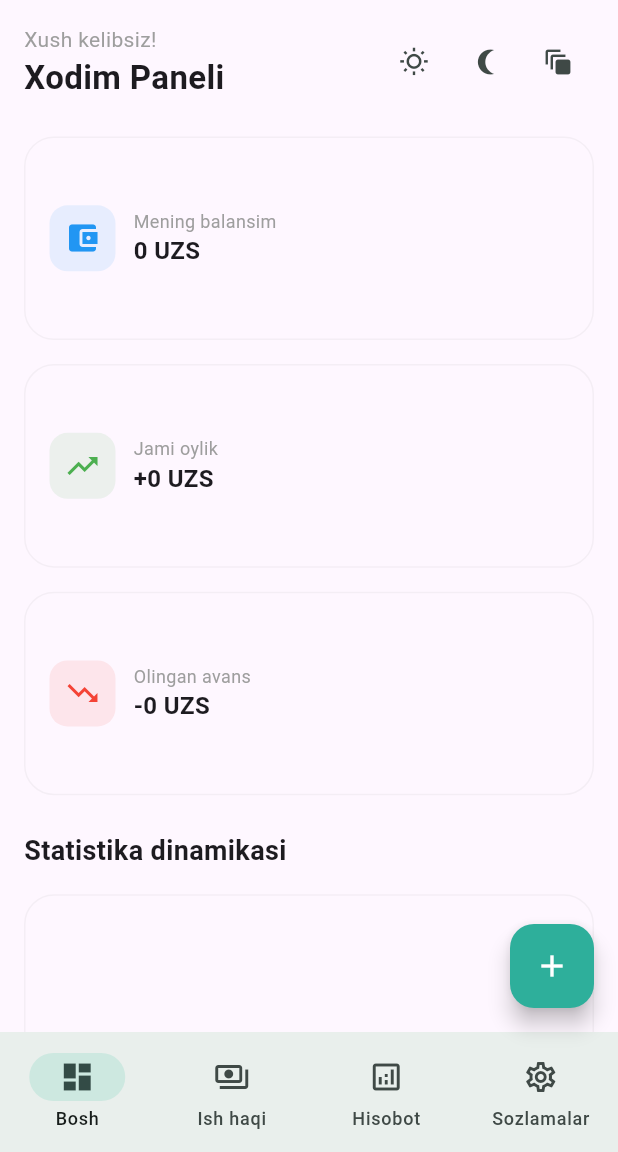
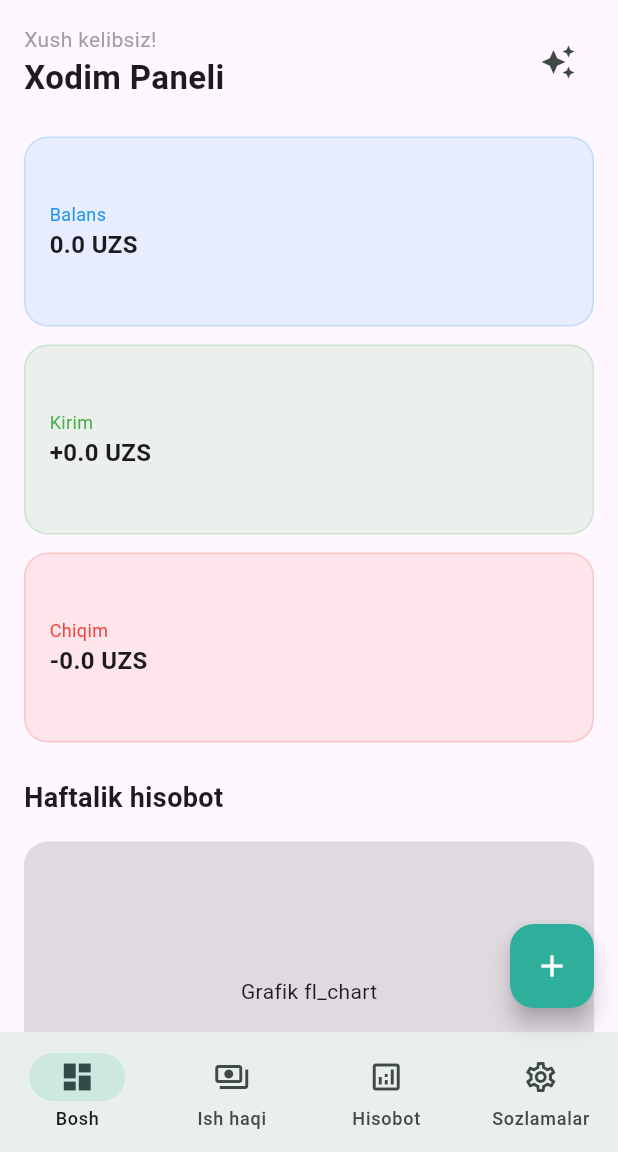
Before and after one commit to aka-FinGo/cabix, a Flutter app: the DashboardScreen screen opened by its route, on a phone screen of 412 x 824 dp, the part 84-1236 px from its top. Run offline on Flutter 3.47's test engine with Material 3 defaults, Android fonts, the light colour scheme and no system bars; our stand-ins replace flutter_riverpod, go_router, supabase_flutter; accounts and stored records are empty.

Commit message:
Update dashboard_screen.dart

```diff
--- a/lib/features/dashboard/dashboard_screen.dart
+++ b/lib/features/dashboard/dashboard_screen.dart
@@ -1,8 +1,8 @@
 import 'dart:ui';
 import 'package:flutter/material.dart';
 import 'package:flutter_riverpod/flutter_riverpod.dart';
+import 'package:supabase_flutter/supabase_flutter.dart';
 import '../../core/theme/theme_provider.dart';
-import '../auth/auth_provider.dart'; // Rolni aniqlash uchun
 import '../transactions/transaction_repository.dart';
 import 'dashboard_provider.dart';
 
@@ -14,8 +14,10 @@
     final currentTheme = ref.watch(themeProvider);
     final bool isGlass = currentTheme == AppThemeMode.glass;
 
-    // Provayderlardan ma'lumotlarni olish
-    final role = ref.watch(userRoleProvider);
+    // ROLNI TO'G'RIDAN-TO'G'RI METADATADAN OLAMIZ (DATABASEGA SO'ROV YO'Q!)
+    final user = Supabase.instance.client.auth.currentUser;
+    final String role = user?.appMetadata['role'] ?? 'user';
+
     final statsAsync = ref.watch(statsProvider);
     final pendingAsync = ref.watch(pendingSalariesProvider);
 
@@ -42,30 +44,25 @@
                 _buildHeader(context, ref, role),
                 const SizedBox(height: 24),
 
-                // 1. ROLGA QARAB BALANS KARTALARI
-                _buildResponsiveBalanceSection(context, statsAsync, role),
+                // Balanslar
+                _buildBalanceCards(context, statsAsync, role),
 
-                // 2. TASDIQLASH KUTILAYOTGANLAR (Pending Section)
+                // Tasdiq kutilayotganlar
                 pendingAsync.when(
                   data: (items) => items.isNotEmpty
                     ? _buildPendingSection(context, ref, items, role)
                     : const SizedBox.shrink(),
-                  loading: () => const Padding(
-                    padding: EdgeInsets.symmetric(vertical: 20),
-                    child: Center(child: LinearProgressIndicator()),
-                  ),
+                  loading: () => const LinearProgressIndicator(),
                   error: (e, _) => const SizedBox.shrink(),
                 ),
 
                 const SizedBox(height: 24),
-                const Text("Statistika dinamikasi", style: TextStyle(fontSize: 18, fontWeight: FontWeight.bold)),
+                const Text("Haftalik hisobot", style: TextStyle(fontSize: 18, fontWeight: FontWeight.bold)),
                 const SizedBox(height: 16),
-                _buildMainChart(context),
+                _buildChartPlaceholder(), // fl_chart uchun joy
 
                 const SizedBox(height: 24),
-                Text(role == 'admin' ? "Oxirgi barcha amallar" : "Mening oxirgi amallarim",
-                    style: const TextStyle(fontSize: 18, fontWeight: FontWeight.bold)),
-                _buildRecentTransactions(),
+                _buildRecentTransactions(role),
               ],
             ),
           ),
@@ -74,7 +71,6 @@
     );
   }
 
-  // Header: Salomlashish va Mavzu almashtirgich
   Widget _buildHeader(BuildContext context, WidgetRef ref, String role) {
     return Row(
       mainAxisAlignment: MainAxisAlignment.spaceBetween,
@@ -82,11 +78,9 @@
         Column(
           crossAxisAlignment: CrossAxisAlignment.start,
           children: [
-            const Text("Xush kelibsiz!", style: TextStyle(fontSize: 14, color: Colors.grey)),
-            Text(
-              role == 'admin' ? "Admin Panel" : "Xodim Paneli",
-              style: const TextStyle(fontSize: 22, fontWeight: FontWeight.bold),
-            ),
+            const Text("Xush kelibsiz!", style: TextStyle(color: Colors.grey)),
+            Text(role == 'admin' ? "Admin Boshqaruvi" : "Xodim Paneli",
+                style: const TextStyle(fontSize: 22, fontWeight: FontWeight.bold)),
           ],
         ),
         _ThemeSwitcher(),
@@ -94,211 +88,74 @@
     );
   }
 
-  // Balans qismi: Web va Mobile uchun moslashuvchan
-  Widget _buildResponsiveBalanceSection(BuildContext context, AsyncValue<Map<String, double>> statsAsync, String role) {
-    return statsAsync.when(
-      data: (stats) {
-        final width = MediaQuery.of(context).size.width;
-        int crossAxisCount = width > 1200 ? 3 : (width > 600 ? 2 : 1);
-
-        return GridView.count(
+  Widget _buildBalanceCards(BuildContext context, AsyncValue<Map<String, double>> stats, String role) {
+    return stats.when(
+      data: (data) => GridView.count(
         shrinkWrap: true,
-          physics: const NeverScrollableScrollPhysics(),
-          crossAxisCount: crossAxisCount,
-          childAspectRatio: 2.8,
-          mainAxisSpacing: 16,
-          crossAxisSpacing: 16,
+        crossAxisCount: MediaQuery.of(context).size.width > 600 ? 3 : 1,
+        childAspectRatio: 3,
+        mainAxisSpacing: 12,
+        crossAxisSpacing: 12,
         children: [
-            _FinanceCard(
-              title: role == 'admin' ? "Kassa qoldig'i" : "Mening balansim",
-              amount: "${stats['balance']?.toStringAsFixed(0)} UZS",
-              icon: Icons.account_balance_wallet,
-              color: Colors.blue
+          _FinanceCard(title: "Balans", amount: "${data['balance']} UZS", color: Colors.blue),
+          _FinanceCard(title: "Kirim", amount: "+${data['income']} UZS", color: Colors.green),
+          _FinanceCard(title: "Chiqim", amount: "-${data['expense']} UZS", color: Colors.red),
+        ],
       ),
-            _FinanceCard(
-              title: role == 'admin' ? "Umumiy tushum" : "Jami oylik",
-              amount: "+${stats['income']?.toStringAsFixed(0)} UZS",
-              icon: Icons.trending_up,
-              color: Colors.green
-            ),
-            _FinanceCard(
-              title: role == 'admin' ? "Umumiy chiqim" : "Olingan avans",
-              amount: "-${stats['expense']?.toStringAsFixed(0)} UZS",
-              icon: Icons.trending_down,
-              color: Colors.red
-            ),
-          ],
-        );
-      },
       loading: () => const Center(child: CircularProgressIndicator()),
-      error: (e, _) => Center(child: Text("Ma'lumot yuklashda xato: $e")),
+      error: (e, _) => const Text("Xatolik yuz berdi"),
     );
   }
 
-  // Tasdiqlash bo'limi (Shaffoflik tizimi)
   Widget _buildPendingSection(BuildContext context, WidgetRef ref, List<Map<String, dynamic>> items, String role) {
     return Column(
       crossAxisAlignment: CrossAxisAlignment.start,
       children: [
-        const SizedBox(height: 24),
-        Row(
-          children: [
-            const Icon(Icons.security_update_good, color: Colors.orange, size: 20),
-            const SizedBox(width: 8),
-            Text(
-              role == 'admin' ? "Tasdiqlashingiz kerak" : "Sizga yozilgan pullar",
-              style: const TextStyle(fontSize: 18, fontWeight: FontWeight.bold, color: Colors.orange),
-            ),
-          ],
-        ),
-        const SizedBox(height: 12),
+        const SizedBox(height: 20),
+        Text("Tasdiqlash kutilmoqda (${items.length})", style: const TextStyle(color: Colors.orange, fontWeight: FontWeight.bold)),
         ListView.builder(
           shrinkWrap: true,
-          physics: const NeverScrollableScrollPhysics(),
           itemCount: items.length,
-          itemBuilder: (context, index) {
-            final item = items[index];
-            return _GlassContainer(
-              margin: const EdgeInsets.only(bottom: 10),
+          itemBuilder: (context, index) => Card(
             child: ListTile(
-                contentPadding: const EdgeInsets.symmetric(horizontal: 12),
-                title: Text("${item['amount_uzs']} UZS", style: const TextStyle(fontWeight: FontWeight.bold)),
-                subtitle: Text("Izoh: ${item['comment'] ?? 'Izohsiz'}\nXodim: ${item['profiles']?['full_name'] ?? 'Noma\'lum'}"),
+              title: Text("${items[index]['amount_uzs']} UZS"),
+              subtitle: Text(items[index]['comment'] ?? ""),
               trailing: Row(
                 mainAxisSize: MainAxisSize.min,
                 children: [
-                    IconButton(
-                      icon: const Icon(Icons.check_circle_outline, color: Colors.green),
-                      onPressed: () => _updateStatus(ref, item['id'], 'confirmed'),
-                    ),
-                    IconButton(
-                      icon: const Icon(Icons.highlight_off, color: Colors.red),
-                      onPressed: () => _updateStatus(ref, item['id'], 'rejected'),
-                    ),
+                  IconButton(icon: const Icon(Icons.check, color: Colors.green), onPressed: () => _action(ref, items[index]['id'], 'confirmed')),
+                  IconButton(icon: const Icon(Icons.close, color: Colors.red), onPressed: () => _action(ref, items[index]['id'], 'rejected')),
                 ],
               ),
             ),
-            );
-          },
+          ),
         ),
       ],
     );
   }
 
-  Future<void> _updateStatus(WidgetRef ref, String id, String status) async {
+  Future<void> _action(WidgetRef ref, String id, String status) async {
     await ref.read(transactionRepoProvider).updateSalaryStatus(salaryId: id, newStatus: status);
     ref.invalidate(pendingSalariesProvider);
     ref.invalidate(statsProvider);
   }
 
-  Widget _buildMainChart(BuildContext context) {
-    return _GlassContainer(
-      height: 250,
-      width: double.infinity,
-      child: const Center(child: Text("Haftalik grafik (fl_chart)")),
-    );
-  }
+  Widget _buildChartPlaceholder() => Container(height: 200, decoration: BoxDecoration(color: Colors.black12, borderRadius: BorderRadius.circular(16)), child: const Center(child: Text("Grafik fl_chart")));
 
-  Widget _buildRecentTransactions() {
-    return ListView.builder(
-      shrinkWrap: true,
-      physics: const NeverScrollableScrollPhysics(),
-      itemCount: 3,
-      itemBuilder: (context, index) => ListTile(
-        contentPadding: EdgeInsets.zero,
-        leading: const CircleAvatar(backgroundColor: Colors.black12, child: Icon(Icons.sync_alt, size: 18)),
-        title: const Text("Tranzaksiya tarixi"),
-        subtitle: const Text("Bugun, 10:00"),
-        trailing: const Icon(Icons.chevron_right),
-      ),
-    );
-  }
-}
-
-// ---------------------------------------------------------
-// GLASSMORPHISM UI KOMPONENTLARI
-// ---------------------------------------------------------
-
-class _GlassContainer extends ConsumerWidget {
-  final Widget child;
-  final double? height;
-  final double? width;
-  final EdgeInsetsGeometry? margin;
-
-  const _GlassContainer({required this.child, this.height, this.width, this.margin});
-
-  @override
-  Widget build(BuildContext context, WidgetRef ref) {
-    final theme = ref.watch(themeProvider);
-    if (theme != AppThemeMode.glass) {
-      return Container(
-        height: height,
-        width: width,
-        margin: margin,
-        padding: const EdgeInsets.all(16),
-        decoration: BoxDecoration(
-          color: Theme.of(context).cardColor,
-          borderRadius: BorderRadius.circular(20),
-          border: Border.all(color: Colors.grey.withOpacity(0.1)),
-        ),
-        child: child,
-      );
-    }
-
-    return Container(
-      margin: margin,
-      child: ClipRRect(
-        borderRadius: BorderRadius.circular(24),
-        child: BackdropFilter(
-          filter: ImageFilter.blur(sigmaX: 12, sigmaY: 12),
-          child: Container(
-            height: height,
-            width: width,
-            padding: const EdgeInsets.all(16),
-            decoration: BoxDecoration(
-              color: Colors.white.withOpacity(0.15),
-              borderRadius: BorderRadius.circular(24),
-              border: Border.all(color: Colors.white.withOpacity(0.2)),
-            ),
-            child: child,
-          ),
-        ),
-      ),
-    );
-  }
+  Widget _buildRecentTransactions(String role) => const Column(children: [Text("Oxirgi amallar"), SizedBox(height: 100, child: Center(child: Text("Tarix bo'sh")))]);
 }
 
 class _FinanceCard extends StatelessWidget {
   final String title;
   final String amount;
-  final IconData icon;
   final Color color;
-
-  const _FinanceCard({required this.title, required this.amount, required this.icon, required this.color});
-
+  const _FinanceCard({required this.title, required this.amount, required this.color});
   @override
   Widget build(BuildContext context) {
-    return _GlassContainer(
-      child: Row(
-        children: [
-          Container(
-            padding: const EdgeInsets.all(10),
-            decoration: BoxDecoration(color: color.withOpacity(0.1), borderRadius: BorderRadius.circular(12)),
-            child: Icon(icon, color: color, size: 24),
-          ),
-          const SizedBox(width: 12),
-          Expanded(
-            child: Column(
-              mainAxisAlignment: MainAxisAlignment.center,
-              crossAxisAlignment: CrossAxisAlignment.start,
-              children: [
-                Text(title, style: const TextStyle(color: Colors.grey, fontSize: 12), maxLines: 1),
-                Text(amount, style: const TextStyle(fontWeight: FontWeight.bold, fontSize: 16), maxLines: 1),
-              ],
-            ),
-          )
-        ],
-      ),
+    return Container(
+      padding: const EdgeInsets.all(16),
+      decoration: BoxDecoration(color: color.withOpacity(0.1), borderRadius: BorderRadius.circular(16), border: Border.all(color: color.withOpacity(0.2))),
+      child: Column(crossAxisAlignment: CrossAxisAlignment.start, mainAxisAlignment: MainAxisAlignment.center, children: [Text(title, style: TextStyle(color: color, fontSize: 12)), Text(amount, style: const TextStyle(fontWeight: FontWeight.bold, fontSize: 16))]),
     );
   }
 }
@@ -306,12 +163,6 @@
 class _ThemeSwitcher extends ConsumerWidget {
   @override
   Widget build(BuildContext context, WidgetRef ref) {
-    return Row(
-      children: [
-        IconButton(onPressed: () => ref.read(themeProvider.notifier).setTheme(AppThemeMode.standard), icon: const Icon(Icons.wb_sunny_outlined, size: 20)),
-        IconButton(onPressed: () => ref.read(themeProvider.notifier).setTheme(AppThemeMode.dark), icon: const Icon(Icons.nightlight_round_outlined, size: 20)),
-        IconButton(onPressed: () => ref.read(themeProvider.notifier).setTheme(AppThemeMode.glass), icon: const Icon(Icons.auto_awesome_motion, size: 20)),
-      ],
-    );
+    return IconButton(onPressed: () => ref.read(themeProvider.notifier).setTheme(AppThemeMode.glass), icon: const Icon(Icons.auto_awesome));
   }
 }
```
Lines whose indentation alone changed are shown as unchanged.
